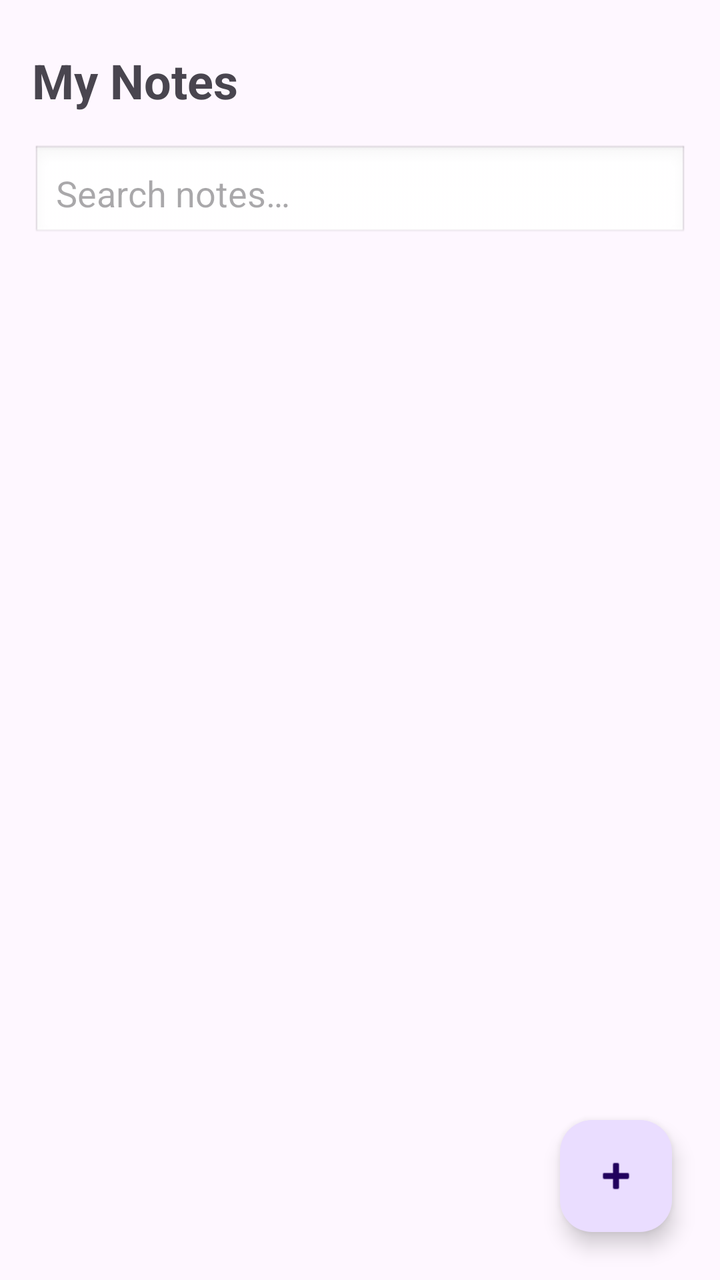
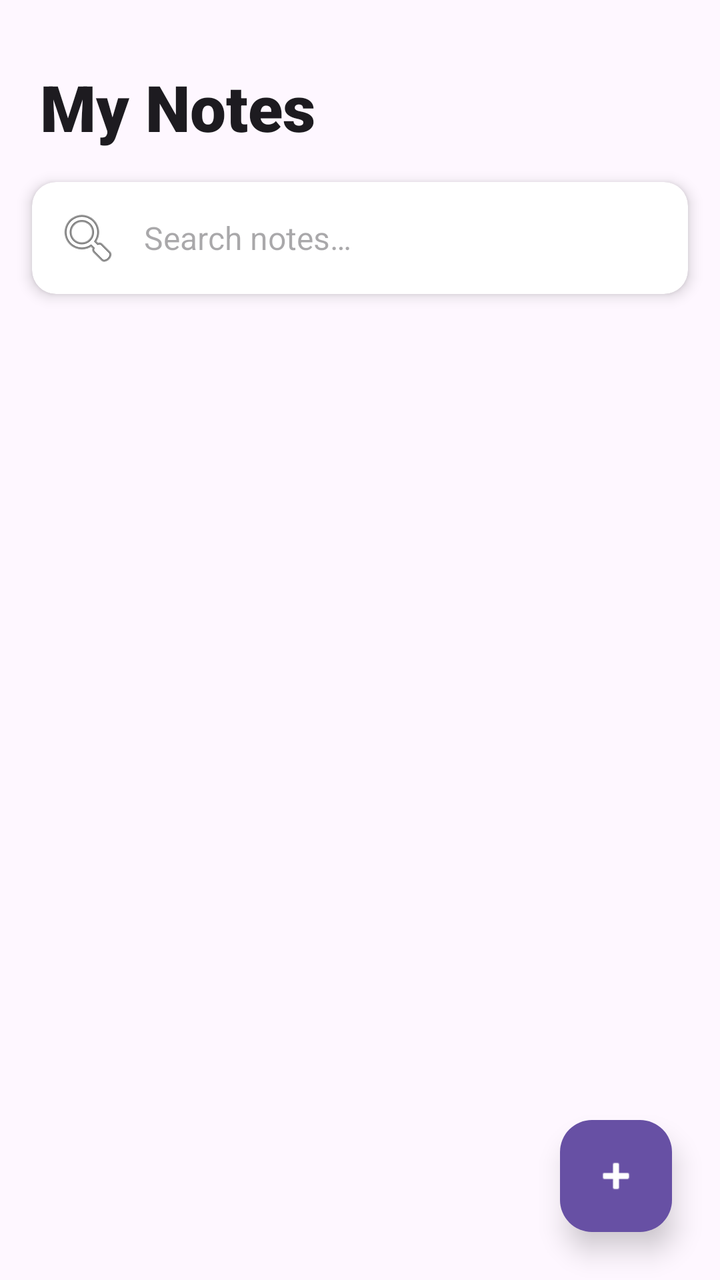

Before-and-after screenshots of an Android layout around one commit, followed by the original layout XML and the change that was made.
<!-- AndroidManifest.xml: application theme Theme.NotesApp -->
<!-- res/layout/activity_main.xml -->
<?xml version="1.0" encoding="utf-8"?>
<androidx.constraintlayout.widget.ConstraintLayout
    xmlns:android="http://schemas.android.com/apk/res/android"
    xmlns:app="http://schemas.android.com/apk/res-auto"
    xmlns:tools="http://schemas.android.com/tools"
    android:id="@+id/main"
    android:layout_width="match_parent"
    android:layout_height="match_parent"
    tools:context=".MainActivity">

    <TextView
        android:id="@+id/titleText"
        android:layout_width="wrap_content"
        android:layout_height="wrap_content"
        android:text="@string/title_notes"
        android:textSize="24sp"
        android:textStyle="bold"
        android:layout_marginTop="24dp"
        android:layout_marginStart="16dp"
        app:layout_constraintTop_toTopOf="parent"
        app:layout_constraintStart_toStartOf="parent"/>

    <EditText
        android:id="@+id/searchEditText"
        android:layout_width="0dp"
        android:layout_height="wrap_content"
        android:hint="@string/search_hint"
        android:inputType="text"
        android:autofillHints="search"
        android:padding="12dp"
        android:background="@android:drawable/edit_text"
        android:layout_margin="16dp"
        app:layout_constraintTop_toBottomOf="@id/titleText"
        app:layout_constraintStart_toStartOf="parent"
        app:layout_constraintEnd_toEndOf="parent"/>

    <androidx.recyclerview.widget.RecyclerView
        android:id="@+id/recyclerView"
        android:layout_width="0dp"
        android:layout_height="0dp"
        android:layout_marginTop="8dp"
        app:layout_constraintTop_toBottomOf="@id/searchEditText"
        app:layout_constraintBottom_toBottomOf="parent"
        app:layout_constraintStart_toStartOf="parent"
        app:layout_constraintEnd_toEndOf="parent"/>

    <LinearLayout
        android:id="@+id/emptyLayout"
        android:layout_width="wrap_content"
        android:layout_height="wrap_content"
        android:orientation="vertical"
        android:gravity="center"
        android:visibility="gone"
        app:layout_constraintTop_toBottomOf="@id/searchEditText"
        app:layout_constraintBottom_toBottomOf="parent"
        app:layout_constraintStart_toStartOf="parent"
        app:layout_constraintEnd_toEndOf="parent">

        <ImageView
            android:layout_width="80dp"
            android:layout_height="80dp"
            android:alpha="0.5"
            android:src="@android:drawable/ic_menu_edit"
            app:tint="@android:color/darker_gray" />

        <TextView
            android:layout_width="wrap_content"
            android:layout_height="wrap_content"
            android:text="@string/no_notes_found"
            android:textColor="@android:color/darker_gray"
            android:textSize="18sp"
            android:layout_marginTop="12dp"/>
    </LinearLayout>


    <com.google.android.material.floatingactionbutton.FloatingActionButton
        android:id="@+id/fabAdd"
        android:layout_width="wrap_content"
        android:layout_height="wrap_content"
        android:layout_margin="24dp"
        android:contentDescription="@string/add_note_desc"
        android:src="@android:drawable/ic_input_add"
        app:layout_constraintBottom_toBottomOf="parent"
        app:layout_constraintEnd_toEndOf="parent"/>

</androidx.constraintlayout.widget.ConstraintLayout>
<!-- resources referenced by this layout -->
<resources>
  <string name="add_note_desc">Add Note</string>
  <string name="no_notes_found">No notes found</string>
  <string name="search_hint">Search notes…</string>
  <string name="title_notes">My Notes</string>
  <style name="Theme.NotesApp" parent="Base.Theme.NotesApp" />
  <style name="Base.Theme.NotesApp" parent="Theme.Material3.DayNight">
          
          
      </style>
</resources>

<!-- the commit's change to res/layout/activity_main.xml (unified diff, before → after) -->
@@ -6,43 +6,61 @@
     android:id="@+id/main"
     android:layout_width="match_parent"
     android:layout_height="match_parent"
+    android:background="?attr/colorSurface"
     tools:context=".MainActivity">
+
 
     <TextView
         android:id="@+id/titleText"
         android:layout_width="wrap_content"
         android:layout_height="wrap_content"
         android:text="@string/title_notes"
-        android:textSize="24sp"
-        android:textStyle="bold"
-        android:layout_marginTop="24dp"
-        android:layout_marginStart="16dp"
+        android:textSize="32sp"
+        android:textColor="?attr/colorOnBackground"
+        android:fontFamily="sans-serif-black"
+        android:layout_marginTop="32dp"
+        android:layout_marginStart="20dp"
         app:layout_constraintTop_toTopOf="parent"
         app:layout_constraintStart_toStartOf="parent"/>
 
-    <EditText
-        android:id="@+id/searchEditText"
+
+    <androidx.cardview.widget.CardView
+        android:id="@+id/searchCard"
         android:layout_width="0dp"
         android:layout_height="wrap_content"
-        android:hint="@string/search_hint"
-        android:inputType="text"
-        android:autofillHints="search"
-        android:padding="12dp"
-        android:background="@android:drawable/edit_text"
         android:layout_margin="16dp"
+        app:cardCornerRadius="12dp"
+        app:cardElevation="4dp"
         app:layout_constraintTop_toBottomOf="@id/titleText"
         app:layout_constraintStart_toStartOf="parent"
-        app:layout_constraintEnd_toEndOf="parent"/>
+        app:layout_constraintEnd_toEndOf="parent">
+
+        <EditText
+            android:id="@+id/searchEditText"
+            android:layout_width="match_parent"
+            android:layout_height="wrap_content"
+            android:hint="@string/search_hint"
+            android:inputType="text"
+            android:background="@android:color/transparent"
+            android:drawableStart="@android:drawable/ic_menu_search"
+            android:drawablePadding="12dp"
+            android:padding="12dp"
+            android:textSize="16sp" />
+    </androidx.cardview.widget.CardView>
+
 
     <androidx.recyclerview.widget.RecyclerView
         android:id="@+id/recyclerView"
         android:layout_width="0dp"
         android:layout_height="0dp"
         android:layout_marginTop="8dp"
-        app:layout_constraintTop_toBottomOf="@id/searchEditText"
+        android:clipToPadding="false"
+        android:paddingBottom="80dp"
+        app:layout_constraintTop_toBottomOf="@id/searchCard"
         app:layout_constraintBottom_toBottomOf="parent"
         app:layout_constraintStart_toStartOf="parent"
         app:layout_constraintEnd_toEndOf="parent"/>
+
 
     <LinearLayout
         android:id="@+id/emptyLayout"
@@ -51,25 +69,26 @@
         android:orientation="vertical"
         android:gravity="center"
         android:visibility="gone"
-        app:layout_constraintTop_toBottomOf="@id/searchEditText"
+        app:layout_constraintTop_toBottomOf="@id/searchCard"
         app:layout_constraintBottom_toBottomOf="parent"
         app:layout_constraintStart_toStartOf="parent"
         app:layout_constraintEnd_toEndOf="parent">
 
         <ImageView
-            android:layout_width="80dp"
-            android:layout_height="80dp"
-            android:alpha="0.5"
+            android:layout_width="120dp"
+            android:layout_height="120dp"
+            android:alpha="0.3"
             android:src="@android:drawable/ic_menu_edit"
-            app:tint="@android:color/darker_gray" />
+            app:tint="?attr/colorOnSurfaceVariant" />
 
         <TextView
             android:layout_width="wrap_content"
             android:layout_height="wrap_content"
             android:text="@string/no_notes_found"
-            android:textColor="@android:color/darker_gray"
-            android:textSize="18sp"
-            android:layout_marginTop="12dp"/>
+            android:textColor="?attr/colorOnSurfaceVariant"
+            android:textSize="16sp"
+            android:layout_marginTop="16dp"
+            android:fontFamily="sans-serif-medium"/>
     </LinearLayout>
 
 
@@ -80,6 +99,9 @@
         android:layout_margin="24dp"
         android:contentDescription="@string/add_note_desc"
         android:src="@android:drawable/ic_input_add"
+        app:backgroundTint="?attr/colorPrimary"
+        app:tint="@android:color/white"
+        app:elevation="8dp"
         app:layout_constraintBottom_toBottomOf="parent"
         app:layout_constraintEnd_toEndOf="parent"/>
 
